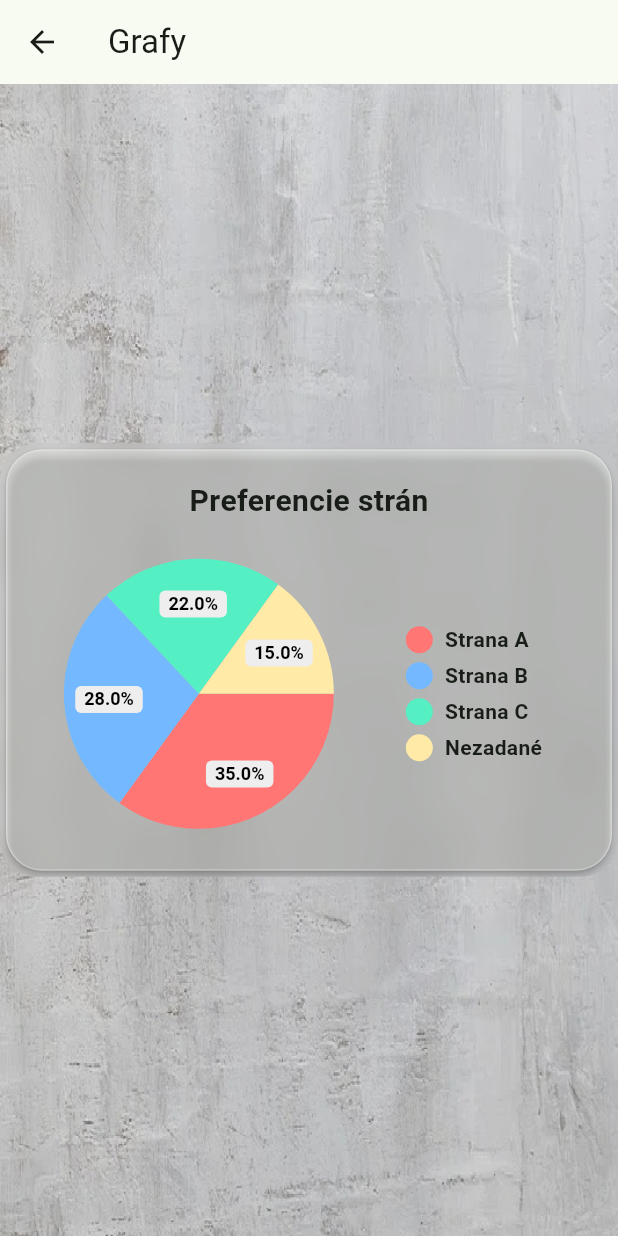
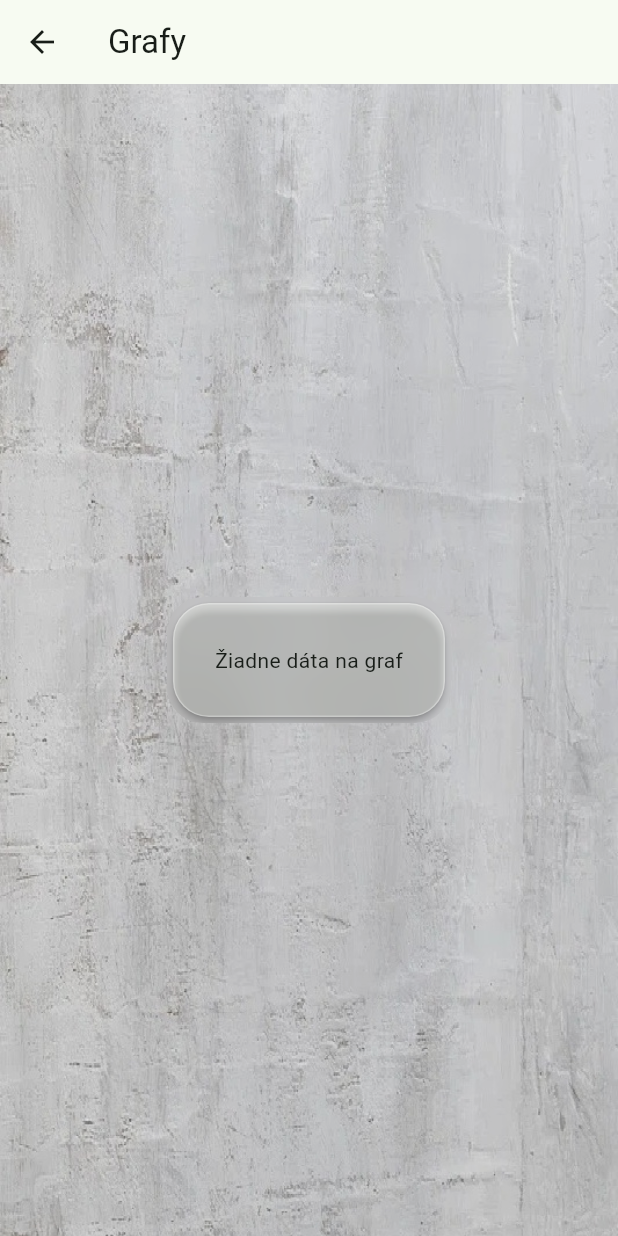
Before and after one commit to S4B4T0N/ExpitPollRequest, a Flutter app: the screen it shows after launch, after a tap on "Grafy", on a phone screen of 412 x 824 dp. Run offline on Flutter 3.47's test engine with Material 3 defaults, Android fonts, the phone set to English and light mode, and no system bars; drawn by our look-alikes of pie_chart.

Commit message:
implementacia pie_graf pouzitie dat z triedy Person pre zobrazenie na screene Grafy pre strany

```diff
--- a/lib/main.dart
+++ b/lib/main.dart
@@ -2,6 +2,7 @@ import 'package:flutter/material.dart';
 import 'package:exit_poll_request/widgets/glass_card.dart';
 import 'package:exit_poll_request/screens/pridaj_osobu.dart';
 import 'package:exit_poll_request/screens/grafy.dart';
+import 'package:exit_poll_request/data/people_store.dart';
 
 void main() => runApp(const MainApp());
 
@@ -35,8 +36,6 @@ class HomeScreen extends StatefulWidget {
 }
 
 class _HomeScreenState extends State<HomeScreen> {
-  final List<Map<String, dynamic>> _people = [];
-
   @override
   Widget build(BuildContext context) {
     final cs = Theme.of(context).colorScheme;
@@ -67,17 +66,6 @@ class _HomeScreenState extends State<HomeScreen> {
                     runSpacing: 12,
                     children: [
                       _MenuButton(
-                        icon: Icons.bug_report,
-                        label: 'Debug',
-                        color: cs.primaryContainer,
-                        onTap: () {
-                          debugPrint('[DEBUG] Klik na debug tlacidlo');
-                          ScaffoldMessenger.of(context).showSnackBar(
-                            const SnackBar(content: Text('DEBUG klik')),
-                          );
-                        },
-                      ),
-                      _MenuButton(
                         icon: Icons.person,
                         label: 'Pridat osobu',
                         color: cs.primary,
@@ -87,13 +75,23 @@ class _HomeScreenState extends State<HomeScreen> {
                               builder: (_) => const PridajOsobu(),
                             ),
                           );
-                          if (result != null && mounted) {
-                            setState(
-                              () => _people.add(
-                                Map<String, dynamic>.from(result),
-                              ),
-                            );
-                          }
+                          if (!mounted || result == null) return;
+                          // uloženie do shared in-memory store
+                          PeopleStore.i.people.add(
+                            Person(
+                              name: result['name'] as String,
+                              surname: result['surname'] as String,
+                              party:
+                                  (result['party'] as String?)
+                                          ?.trim()
+                                          .isEmpty ??
+                                      true
+                                  ? 'Nezadané'
+                                  : (result['party'] as String),
+                              age: result['age'] as int,
+                            ),
+                          );
+                          setState(() {}); // ak chceš zobraziť počítadlo atď.
                         },
                       ),
                       _MenuButton(
@@ -120,16 +118,21 @@ class _HomeScreenState extends State<HomeScreen> {
                         color: cs.error,
                         onTap: () {},
                       ),
+                      _MenuButton(
+                        icon: Icons.bug_report,
+                        label: 'Debug',
+                        color: cs.primaryContainer,
+                        onTap: () {
+                          debugPrint('[DEBUG] Klik na debug tlacidlo');
+                          ScaffoldMessenger.of(context).showSnackBar(
+                            const SnackBar(content: Text('DEBUG klik')),
+                          );
+                        },
+                      ),
                     ],
                   ),
                   const SizedBox(height: 16),
-                  Align(
-                    alignment: Alignment.centerRight,
-                    child: Text(
-                      'Počet osôb: ${_people.length}',
-                      style: const TextStyle(fontWeight: FontWeight.w600),
-                    ),
-                  ),
+                  Text('Počet osôb: ${PeopleStore.i.people.length}'),
                 ],
               ),
             ),
--- a/lib/screens/grafy.dart
+++ b/lib/screens/grafy.dart
@@ -1,19 +1,23 @@
 import 'package:flutter/material.dart';
 import 'package:exit_poll_request/widgets/glass_card.dart';
+import 'package:exit_poll_request/data/people_store.dart';
 import 'package:pie_chart/pie_chart.dart';
 
 class GrafyScreen extends StatelessWidget {
   const GrafyScreen({super.key});
 
+  Map<String, double> _buildPieData() {
+    final counts = <String, int>{};
+    for (final p in PeopleStore.i.people) {
+      final key = (p.party.trim().isEmpty) ? 'Nezadané' : p.party.trim();
+      counts[key] = (counts[key] ?? 0) + 1;
+    }
+    return counts.map((k, v) => MapEntry(k, v.toDouble()));
+  }
+
   @override
   Widget build(BuildContext context) {
-    // demo dáta; neskôr ich napojíš na PeopleStore / backend
-    final data = <String, double>{
-      'Strana A': 35,
-      'Strana B': 28,
-      'Strana C': 22,
-      'Nezadané': 15,
-    };
+    final data = _buildPieData();
 
     return Scaffold(
       appBar: AppBar(title: const Text('Grafy')),
@@ -24,12 +28,20 @@ class GrafyScreen extends StatelessWidget {
           Container(color: const Color.fromRGBO(0, 0, 0, 0.12)),
           Center(
             child: GlassCard(
-              child: Column(
+              child: data.isEmpty
+                  ? const Padding(
+                      padding: EdgeInsets.all(8),
+                      child: Text('Žiadne dáta na graf'),
+                    )
+                  : Column(
                       mainAxisSize: MainAxisSize.min,
                       children: [
                         const Text(
                           'Preferencie strán',
-                    style: TextStyle(fontSize: 20, fontWeight: FontWeight.w700),
+                          style: TextStyle(
+                            fontSize: 20,
+                            fontWeight: FontWeight.w700,
+                          ),
                         ),
                         const SizedBox(height: 16),
                         PieChart(
```
Lines whose indentation alone changed are shown as unchanged.
